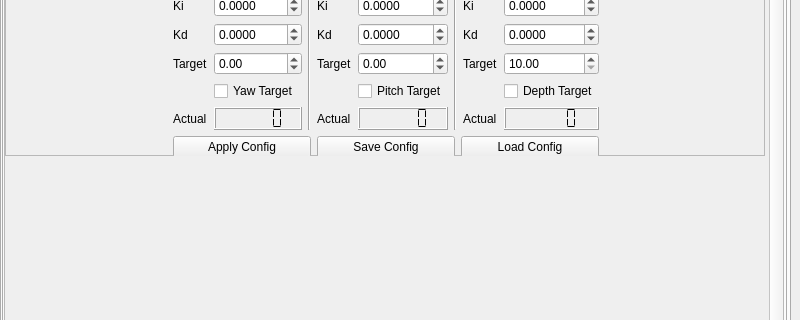
Before: the Qt Designer form Gui/phoenix_gui/ui/main_window.ui in decoderdan/projectPhoenix, drawn with Qt 5; both pictures show x 0 to 800 and y 196 to 516 of the 800 by 600 pixel window.
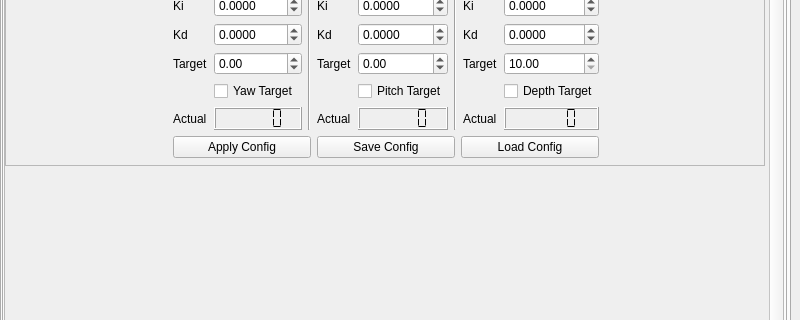
After: the same form once the commit is applied. The open tabs and pages were chosen to show the change.

Patch:
```diff
--- a/Gui/phoenix_gui/ui/main_window.ui
+++ b/Gui/phoenix_gui/ui/main_window.ui
@@ -339,7 +339,7 @@
              <x>0</x>
              <y>0</y>
              <width>760</width>
-             <height>251</height>
+             <height>261</height>
             </rect>
            </property>
            <property name="frameShape">
```
Left out of the diff: 4 changed lines with no effect on the pictures.
